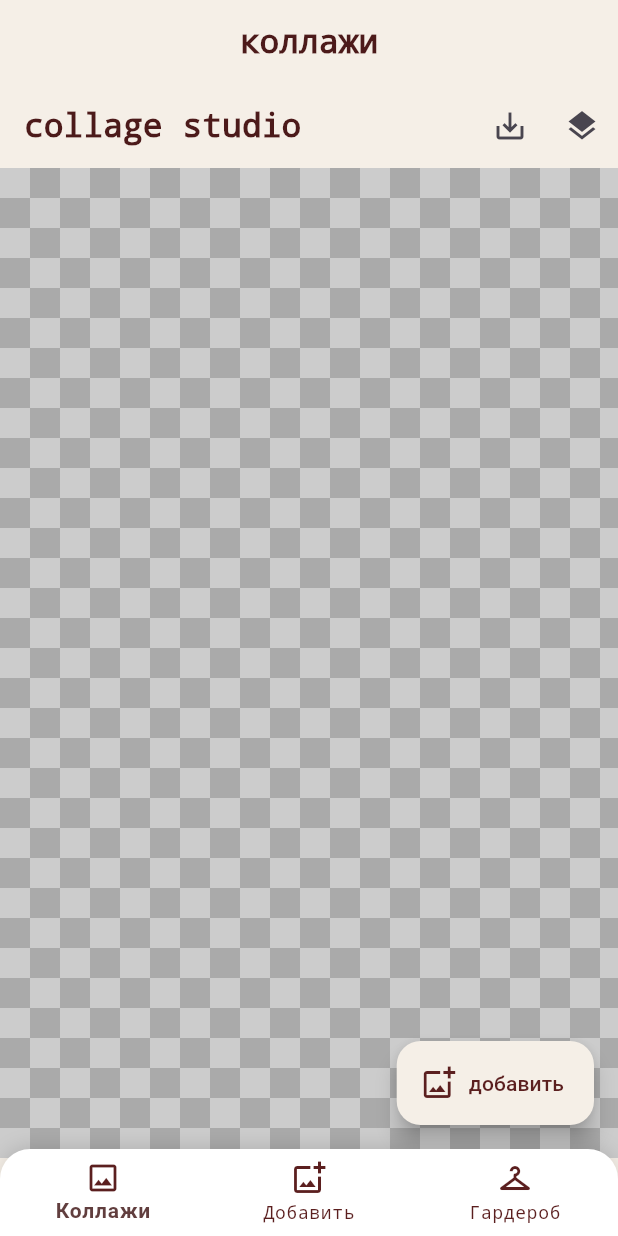
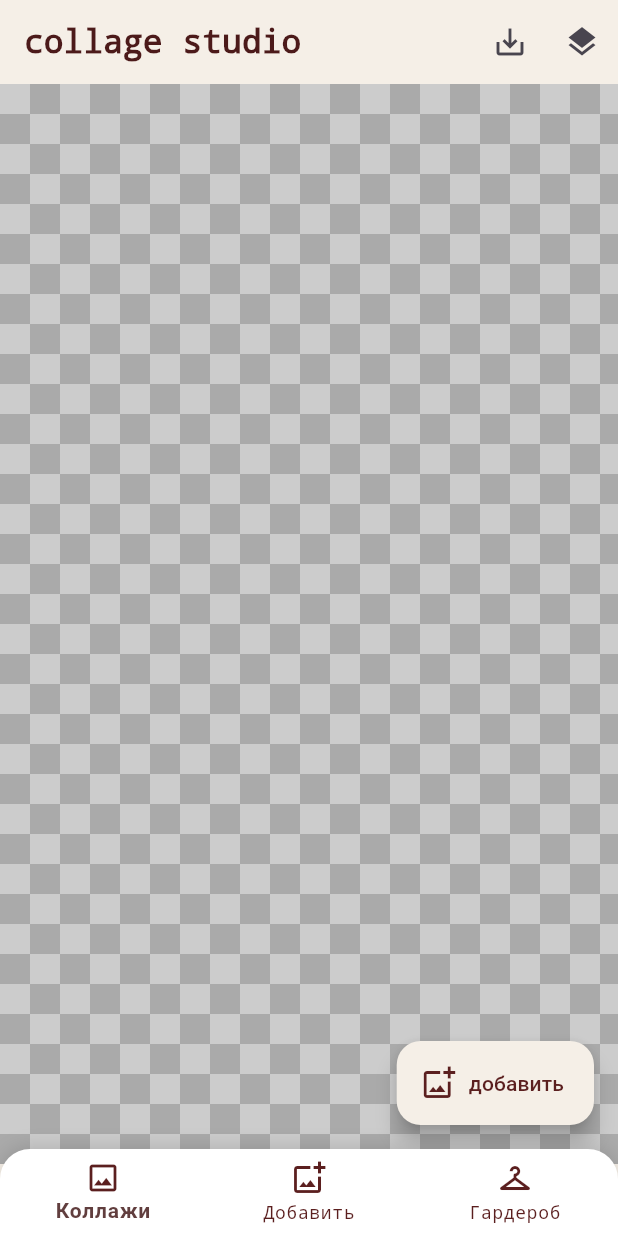
Before and after one commit to arnyyyyy/fit-me, a Flutter app: the screen it shows after launch, on a phone screen of 412 x 824 dp. Run offline on Flutter 3.47's test engine with Material 3 defaults, Android fonts, the phone set to English and light mode, and no system bars; our stand-ins replace hive, image_picker; accounts and stored records are empty.

Commit message:
tiny refactoring

```diff
--- a/lib/main.dart
+++ b/lib/main.dart
@@ -1,8 +1,8 @@
-import 'package:fit_me/saved_collage.dart';
-import 'package:fit_me/saved_image.dart';
+import 'package:fit_me/models/saved_collage.dart';
+import 'package:fit_me/models/saved_image.dart';
 import 'package:fit_me/screens/home_screen.dart';
 import 'package:fit_me/services/routes.dart';
-import 'package:fit_me/tag.dart';
+import 'package:fit_me/models/tag.dart';
 import 'package:flutter/material.dart';
 import 'package:path_provider/path_provider.dart';
 import 'package:hive/hive.dart';
--- a/lib/screens/all_clothes_screen.dart
+++ b/lib/screens/all_clothes_screen.dart
@@ -3,7 +3,7 @@ import 'dart:io';
 import 'package:flutter/material.dart';
 import 'package:hive/hive.dart';
 
-import '../saved_image.dart';
+import '../models/saved_image.dart';
 import '../utils/app_colors.dart';
 import '../utils/app_text_styles.dart';
 import 'select_image_screen.dart';
--- a/lib/screens/collage_meta_screen.dart
+++ b/lib/screens/collage_meta_screen.dart
@@ -5,8 +5,8 @@ import 'package:flutter/material.dart';
 import 'package:hive/hive.dart';
 import 'package:path_provider/path_provider.dart';
 
-import '../saved_collage.dart';
-import '../saved_image.dart';
+import '../models/saved_collage.dart';
+import '../models/saved_image.dart';
 import '../screens/tags.dart';
 import '../utils/app_colors.dart';
 import '../utils/app_text_styles.dart';
--- a/lib/screens/collage_screen.dart
+++ b/lib/screens/collage_screen.dart
@@ -7,7 +7,7 @@ import 'dart:ui' as ui;
 import 'dart:typed_data';
 import 'package:path_provider/path_provider.dart';
 
-import '../saved_image.dart';
+import '../models/saved_image.dart';
 import '../widgets/positioned_draggable_image.dart';
 import '../widgets/checkerboard_painter.dart';
 import 'collage_meta_screen.dart';
--- a/lib/screens/home_screen.dart
+++ b/lib/screens/home_screen.dart
@@ -6,25 +6,20 @@ import '../utils/app_colors.dart';
 import '../utils/app_text_styles.dart';
 
 class MainScreen extends StatefulWidget {
-  const MainScreen({Key? key}) : super(key: key);
+  const MainScreen({super.key});
 
   @override
   State<MainScreen> createState() => _MainScreenState();
 }
 
-class _MainScreenState extends State<MainScreen> with SingleTickerProviderStateMixin {
+class _MainScreenState extends State<MainScreen>
+    with SingleTickerProviderStateMixin {
   int _selectedIndex = 0;
 
   final List<Widget> _screens = const [
     CollageScreen(),
     SelectImageScreen(),
     AllClothesScreen(),
-  ];
-
-  final List<String> _titles = [
-    'коллажи',
-    'добавить образ',
-    'гардероб',
   ];
 
   void _onItemTapped(int index) {
@@ -35,20 +30,11 @@ class _MainScreenState extends State<MainScreen> with SingleTickerProviderStateM
   Widget build(BuildContext context) {
     return Scaffold(
       backgroundColor: AppColors.background,
-      appBar: AppBar(
-        backgroundColor: Colors.transparent,
-        elevation: 0,
-        title: Text(
-          _titles[_selectedIndex],
-          style: AppTextStyles.appBarTitle,
-        ),
-        centerTitle: true,
-      ),
       body: _screens[_selectedIndex],
       bottomNavigationBar: Container(
-        decoration: BoxDecoration(
+        decoration: const BoxDecoration(
           color: AppColors.surface,
-          borderRadius: const BorderRadius.only(
+          borderRadius: BorderRadius.only(
             topLeft: Radius.circular(20),
             topRight: Radius.circular(20),
           ),
@@ -56,7 +42,7 @@ class _MainScreenState extends State<MainScreen> with SingleTickerProviderStateM
             BoxShadow(
               color: Colors.black12,
               blurRadius: 10,
-              offset: const Offset(0, -2),
+              offset: Offset(0, -2),
             ),
           ],
         ),
@@ -71,18 +57,21 @@ class _MainScreenState extends State<MainScreen> with SingleTickerProviderStateM
           unselectedLabelStyle: AppTextStyles.navLabel,
           type: BottomNavigationBarType.fixed,
           selectedLabelStyle: const TextStyle(fontWeight: FontWeight.w600),
-
           items: const [
             BottomNavigationBarItem(
               icon: Icon(Icons.image_outlined, color: AppColors.tagText),
               label: 'Коллажи',
             ),
             BottomNavigationBarItem(
-              icon: Icon(Icons.add_photo_alternate_outlined, color: AppColors.tagText),
+              icon: Icon(Icons.add_photo_alternate_outlined,
+                  color: AppColors.tagText),
               label: 'Добавить',
             ),
             BottomNavigationBarItem(
-              icon: Icon(Icons.checkroom_outlined, color: AppColors.tagText,),
+              icon: Icon(
+                Icons.checkroom_outlined,
+                color: AppColors.tagText,
+              ),
               label: 'Гардероб',
             ),
           ],
--- a/lib/screens/image_editor_screen.dart
+++ b/lib/screens/image_editor_screen.dart
@@ -5,7 +5,7 @@ import 'package:hive/hive.dart';
 import 'dart:io';
 import 'package:path_provider/path_provider.dart';
 
-import '../saved_image.dart';
+import '../models/saved_image.dart';
 import '../services/image_service.dart';
 import '../utils/app_colors.dart';
 import '../utils/app_text_styles.dart';
--- a/lib/screens/image_meta_screen.dart
+++ b/lib/screens/image_meta_screen.dart
@@ -5,7 +5,7 @@ import 'package:fit_me/screens/tags.dart';
 import 'package:flutter/material.dart';
 import 'package:hive/hive.dart';
 import 'package:path_provider/path_provider.dart';
-import '../saved_image.dart';
+import '../models/saved_image.dart';
 import '../utils/app_colors.dart';
 import '../utils/app_text_styles.dart';
 
```
Also changed, not shown: lib/models/saved_collage.dart (renamed from lib/saved_collage.dart), lib/models/saved_collage.g.dart (renamed from lib/saved_collage.g.dart), lib/models/saved_image.dart (renamed from lib/saved_image.dart), lib/models/saved_image.g.dart (renamed from lib/saved_image.g.dart), lib/models/tag.dart (renamed from lib/tag.dart), lib/models/tag.g.dart (renamed from lib/tag.g.dart), 1 other file.
